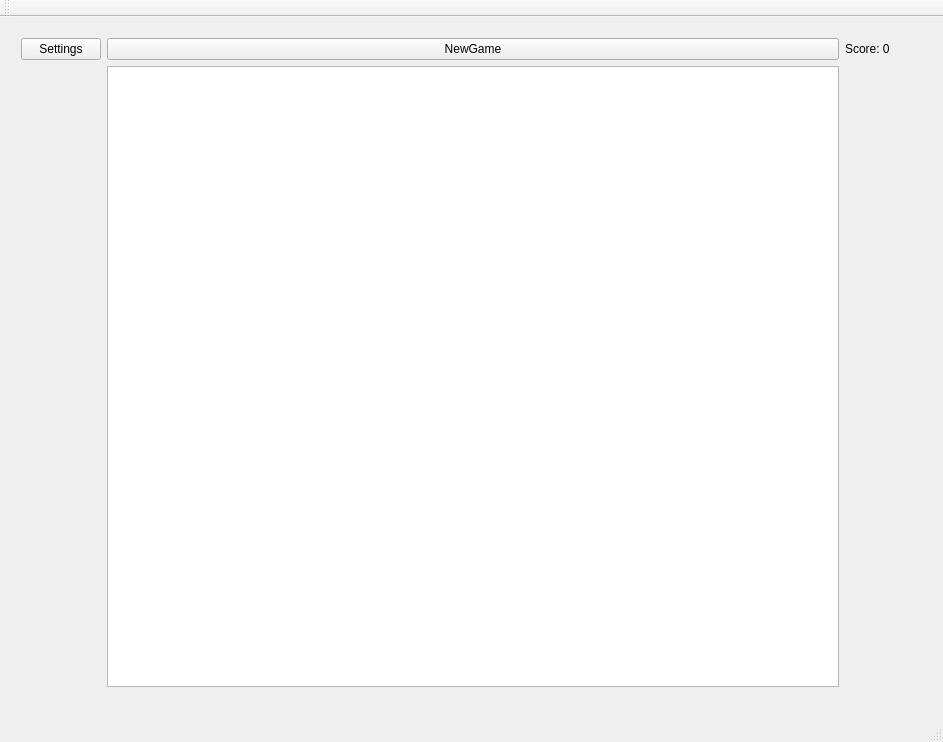
Above: mainwindow.ui from RobPiwowarek/PAIN_2048_QT before the change. Below: the same form after it.
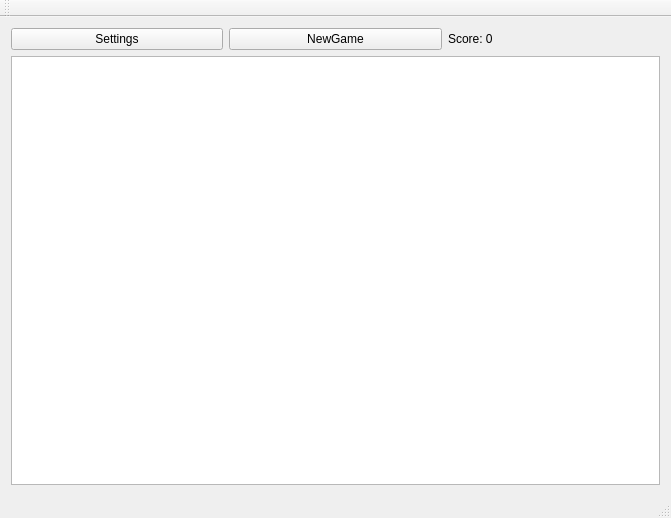
That is the form after the change.

Commit message: add settings window

Diff of the .ui file:
```diff
--- a/mainwindow.ui
+++ b/mainwindow.ui
@@ -6,50 +6,48 @@
    <rect>
     <x>0</x>
     <y>0</y>
-    <width>943</width>
-    <height>742</height>
+    <width>671</width>
+    <height>518</height>
    </rect>
   </property>
   <property name="windowTitle">
    <string>MainWindow</string>
   </property>
   <widget class="QWidget" name="centralWidget">
-   <widget class="QWidget" name="layoutWidget">
-    <property name="geometry">
-     <rect>
-      <x>10</x>
-      <y>10</y>
-      <width>891</width>
-      <height>671</height>
-     </rect>
-    </property>
     <layout class="QGridLayout" name="gridLayout">
      <item row="0" column="0">
+     <layout class="QVBoxLayout" name="verticalLayout">
+      <item>
+       <layout class="QHBoxLayout" name="horizontalLayout">
+        <item>
       <widget class="QPushButton" name="settingsButton">
        <property name="text">
         <string>Settings</string>
        </property>
       </widget>
      </item>
-     <item row="0" column="1">
+        <item>
       <widget class="QPushButton" name="newGameButton">
        <property name="text">
         <string>NewGame</string>
        </property>
       </widget>
      </item>
-     <item row="0" column="2">
+        <item>
       <widget class="QLabel" name="scoreLabel">
        <property name="text">
         <string>Score: 0</string>
        </property>
       </widget>
      </item>
-     <item row="1" column="1">
+       </layout>
+      </item>
+      <item>
       <widget class="QGraphicsView" name="graphicsView"/>
      </item>
     </layout>
-   </widget>
+    </item>
+   </layout>
   </widget>
   <widget class="QMenuBar" name="menuBar">
    <property name="geometry">
```
Left out of the diff: 4 changed lines with no effect on the pictures. Lines whose indentation alone changed are shown as unchanged. The commit also changes 7 other files.
